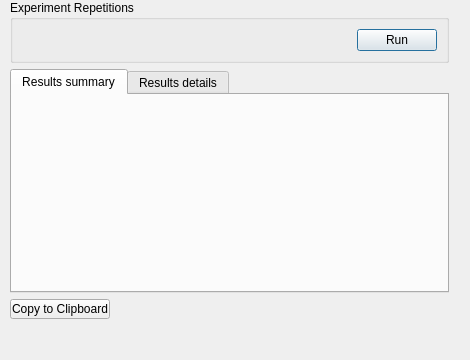
narg95/goldenberry, file Goldenberry/widgets/Optimization/GbBlackBoxWidget.ui: the form before one commit.
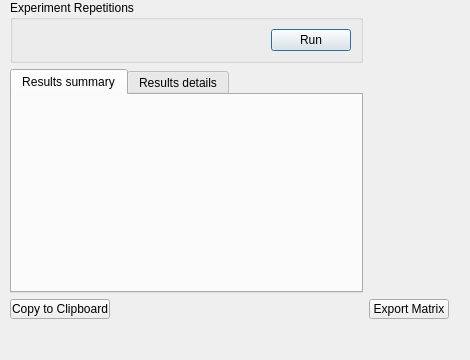
The form after the commit.

Commit message: Export matrix and show best candidate average

What changed in the file:
```diff
--- a/Goldenberry/widgets/Optimization/GbBlackBoxWidget.ui
+++ b/Goldenberry/widgets/Optimization/GbBlackBoxWidget.ui
@@ -116,6 +116,19 @@
          </property>
        </widget>
      </item>
+      <item row="2" column="1">
+       <widget class="QPushButton" name="export_matrix_button">
+         <property name="maximumSize">
+           <size>
+             <width>100</width>
+             <height>20</height>
+           </size>
+         </property>
+         <property name="text">
+           <string>Export Matrix</string>
+         </property>
+       </widget>
+     </item>
    </layout>
   </widget>  
  </widget>
```
The commit also changes 3 other files.
